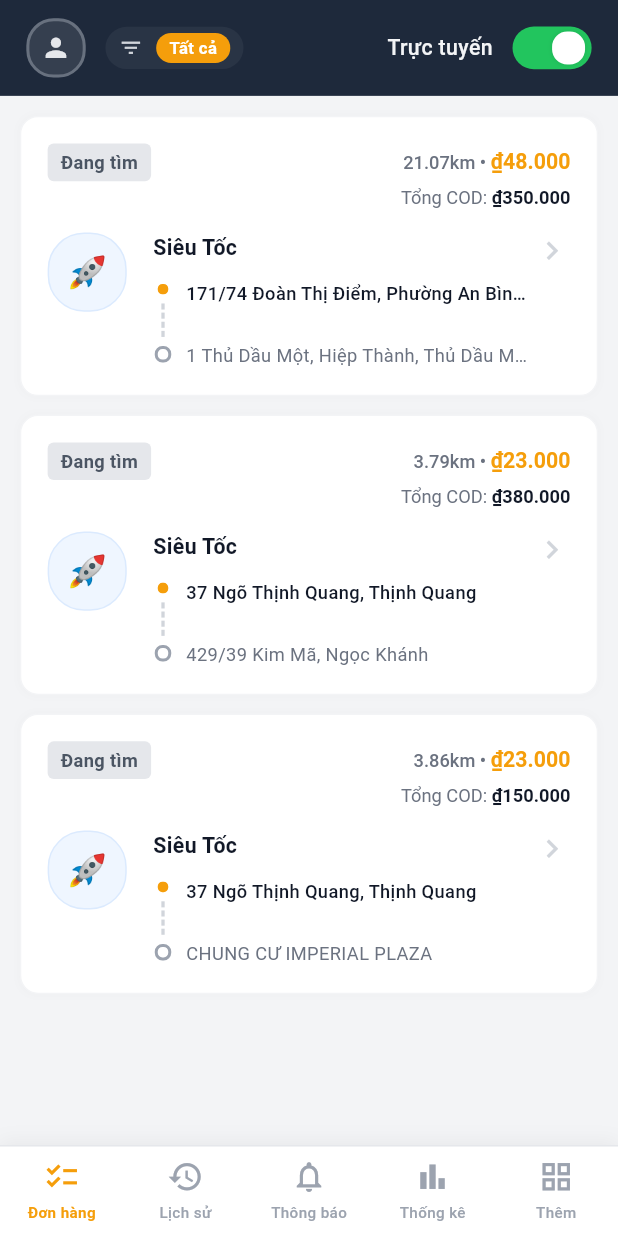
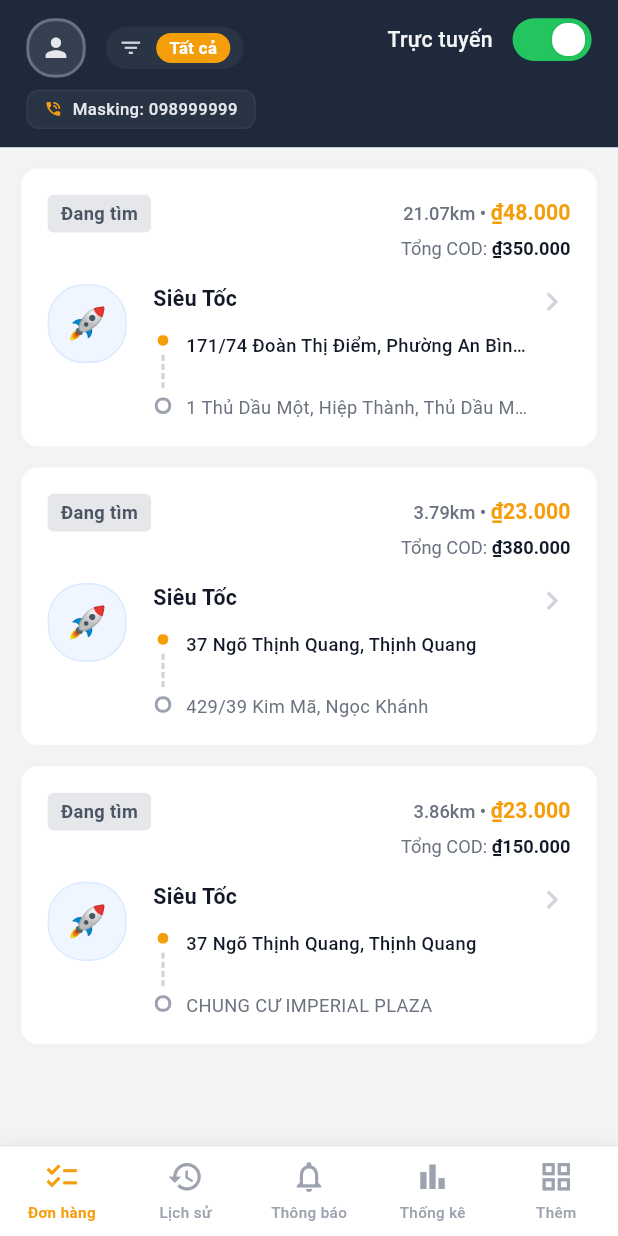
Before and after one commit to hoangduc170803/flutter_app, a Flutter app: the OrderListView screen opened by its route, on a phone screen of 412 x 824 dp. Run offline on Flutter 3.47's test engine with Material 3 defaults, Android fonts, the phone set to English and light mode, and no system bars; our stand-ins replace flutter_riverpod, flutter_screenutil.

Commit message:
adding masking phone number

```diff
--- a/vn-mobile-login-flutter/lib/presentation/viewmodels/login_viewmodel.dart
+++ b/vn-mobile-login-flutter/lib/presentation/viewmodels/login_viewmodel.dart
@@ -56,8 +56,6 @@ class LoginViewModel extends Notifier<LoginState> {
     );
 
     try {
-      // Simulate API call
-      await Future.delayed(const Duration(milliseconds: 500));
       // Thành công - View sẽ listen và navigate
       state = state.copyWith(isLoading: false, isSuccess: true);
     } catch (e) {
--- a/vn-mobile-login-flutter/lib/presentation/views/order_list_view.dart
+++ b/vn-mobile-login-flutter/lib/presentation/views/order_list_view.dart
@@ -57,8 +57,14 @@ class _OrderListViewState extends ConsumerState<OrderListView> {
       padding: EdgeInsets.symmetric(horizontal: 16.w, vertical: 12.h),
       child: Row(
         mainAxisAlignment: MainAxisAlignment.spaceBetween,
+        crossAxisAlignment: CrossAxisAlignment.start,
         children: [
-          // Left Section: Avatar & Filter
+
+          Column(
+            crossAxisAlignment: CrossAxisAlignment.start,
+            mainAxisSize: MainAxisSize.min,
+            children: [
+              // Hàng 1: Avatar và Filter
               Row(
                 children: [
                   // Avatar button
@@ -115,7 +121,41 @@ class _OrderListViewState extends ConsumerState<OrderListView> {
                   ),
                 ],
               ),
-          // Right Section: Status Toggle
+
+              SizedBox(height: 8.h), // Khoảng cách giữa 2 dòng
+
+              // Hàng 2: Box Số điện thoại
+              Container(
+                padding: EdgeInsets.symmetric(horizontal: 10.w, vertical: 4.h),
+                decoration: BoxDecoration(
+                  color: AppColors.gray700.withValues(alpha: 0.4),
+                  borderRadius: BorderRadius.circular(8.r),
+                  border: Border.all(
+                      color: AppColors.gray600.withValues(alpha: 0.3)),
+                ),
+                child: Row(
+                  mainAxisSize: MainAxisSize.min,
+                  children: [
+                    Icon(
+                        Icons.phone_in_talk,
+                        size: 12.sp,
+                        color: AppColors.primaryAmber
+                    ),
+                    SizedBox(width: 6.w),
+                    Text(
+                      'Masking: 098999999',
+                      style: TextStyle(
+                        fontSize: 11.sp,
+                        color: AppColors.gray200,
+                        fontWeight: FontWeight.w500,
+                      ),
+                    ),
+                  ],
+                ),
+              ),
+            ],
+          ),
+
           Row(
             children: [
               Text(
```
Lines whose indentation alone changed are shown as unchanged.
